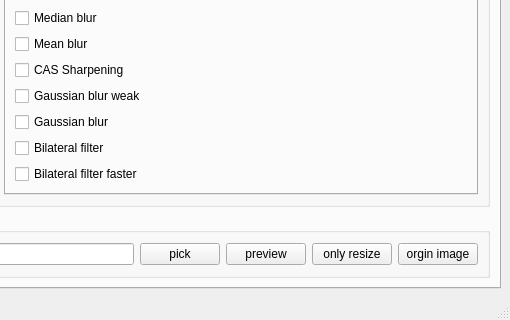
TianZerL/Anime4KCPP, file GUI/src/mainwindow.ui: the form before one commit; both pictures show x 532 to 1042 and y 306 to 626 of the 1042 by 626 pixel window.
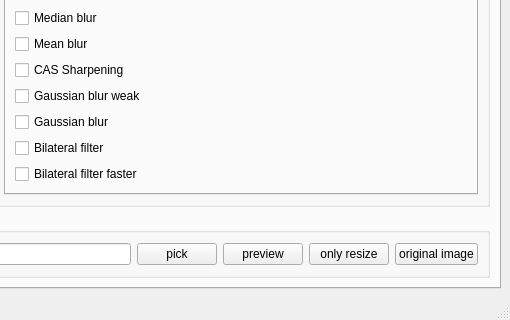
The form after the commit. The open tabs and pages were chosen to show the change.

Diff of the .ui file:
```diff
--- a/GUI/src/mainwindow.ui
+++ b/GUI/src/mainwindow.ui
@@ -1136,7 +1136,7 @@
              <item>
               <widget class="QPushButton" name="pushButtonPreviewOrgin">
                <property name="text">
-                <string>orgin image</string>
+                <string>original image</string>
                </property>
               </widget>
              </item>
```
Left out of the diff: 2 changed lines with no effect on the pictures.
